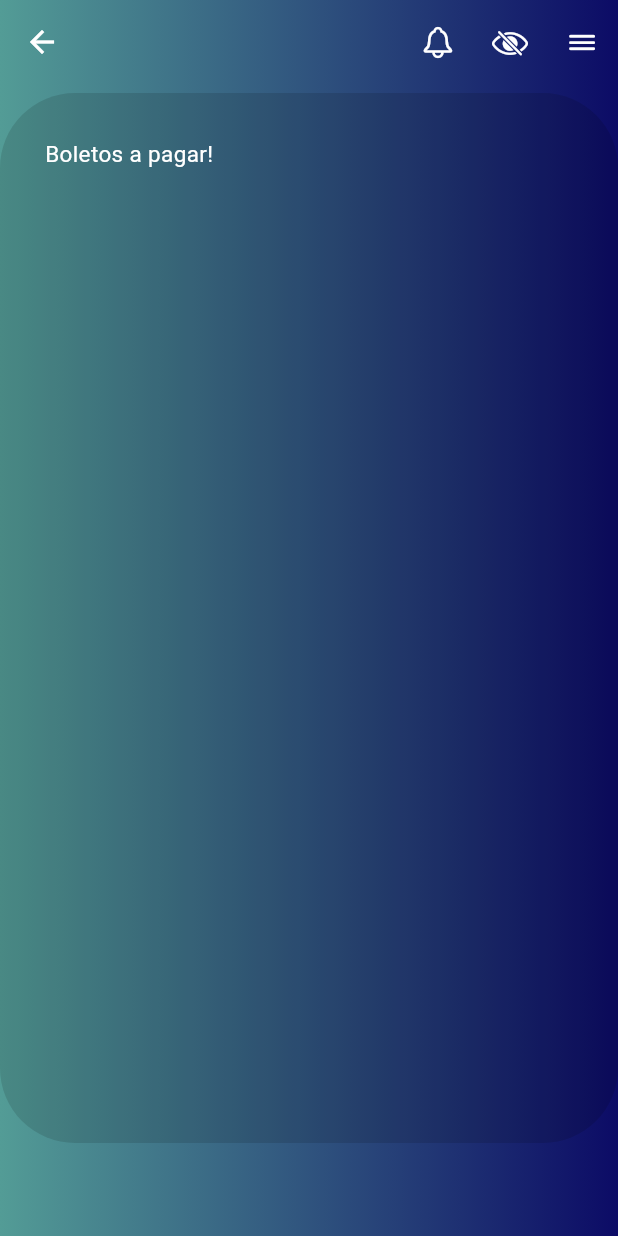
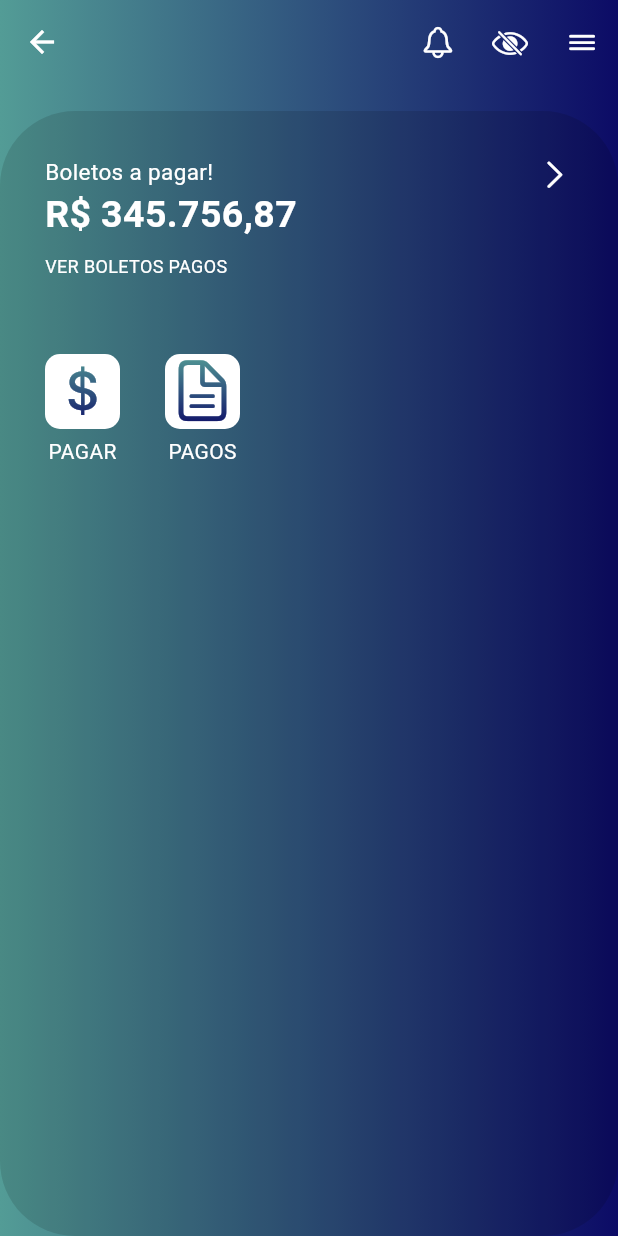
Before and after one commit to devbozi/adm_boletos, a Flutter app: the App screen opened directly, on a phone screen of 412 x 824 dp. Run offline on Flutter 3.47's test engine with Material 3 defaults, Android fonts, the phone set to English and light mode, and no system bars.

Commit message:
beta 0.12

```diff
--- a/lib/app.dart
+++ b/lib/app.dart
@@ -1,5 +1,4 @@
 import 'package:adm_boletos/Components/colors.dart';
-// ignore: unnecessary_import
 import 'package:flutter/cupertino.dart';
 import 'package:flutter/material.dart';
 
@@ -35,9 +34,12 @@ class App extends StatelessWidget {
       ),
       body: Center(
         child: ColorFundoIcon(
-          child: Container(
+          child: Column(
+            mainAxisAlignment: MainAxisAlignment.end,
+            children: [
+              Container(
                 width: double.infinity,
-            height: 700,
+                height: 750,
                 decoration: BoxDecoration(
                   color: Colors.black12,
                   borderRadius: BorderRadius.circular(50),
@@ -45,17 +47,128 @@ class App extends StatelessWidget {
                 child: Padding(
                   padding: const EdgeInsets.all(30),
                   child: Column(
+                    spacing: 50,
+                    children: [
+                      Row(
+                        mainAxisAlignment: MainAxisAlignment.spaceBetween,
+                        crossAxisAlignment: CrossAxisAlignment.start,
+                        children: [
+                          Column(
                             crossAxisAlignment: CrossAxisAlignment.start,
                             children: [
                               Text(
                                 'Boletos a pagar!',
-                    style: TextStyle(color: Colors.white, fontSize: 15),
+                                style: TextStyle(
+                                  color: Colors.white,
+                                  fontSize: 15,
+                                ),
+                              ),
+                              Text(
+                                r'R$ 345.756,87',
+                                style: TextStyle(
+                                  color: Colors.white,
+                                  fontSize: 25,
+                                  fontWeight: FontWeight.bold,
+                                ),
+                              ),
+                              Padding(
+                                padding: const EdgeInsets.only(top: 8.0),
+                                child: Text(
+                                  'VER BOLETOS PAGOS',
+                                  style: TextStyle(
+                                    color: Colors.white,
+                                    fontSize: 12,
+                                  ),
+                                ),
+                              ),
+                            ],
+                          ),
+                          Flexible(
+                            child: Icon(
+                              CupertinoIcons.chevron_right,
+                              color: Colors.white,
+                            ),
+                          ),
+                        ],
+                      ),
+                      Row(
+                        mainAxisAlignment: MainAxisAlignment.start,
+                        spacing: 30,
+                        children: [
+                          Column(
+                            spacing: 5,
+                            children: [
+                              Container(
+                                width: 50,
+                                height: 50,
+                                decoration: BoxDecoration(
+                                  color: Colors.white,
+                                  borderRadius: BorderRadius.circular(10),
+                                ),
+                                child: ShaderMask(
+                                  shaderCallback: (Rect bounds) {
+                                    return LinearGradient(
+                                      colors: [
+                                        Color(0xff95f9c3),
+                                        Color(0xff539c96),
+                                        Color(0xff0c0b66),
+                                      ],
+                                      stops: [0, 0, 1],
+                                      begin: Alignment.topCenter,
+                                      end: Alignment.bottomCenter,
+                                    ).createShader(bounds);
+                                  },
+                                  child: Icon(
+                                    CupertinoIcons.money_dollar,
+                                    size: 45,
+                                    color: Colors.white,
+                                  ),
+                                ),
+                              ),
+                              Text('PAGAR', style: TextStyle(color: Colors.white),)
+                            ],
+                          ),
+                          Column(
+                            spacing: 5,
+                            children: [
+                              Container(
+                                width: 50,
+                                height: 50,
+                                decoration: BoxDecoration(
+                                  color: Colors.white,
+                                  borderRadius: BorderRadius.circular(10),
+                                ),
+                                child: ShaderMask(
+                                  shaderCallback: (Rect bounds) {
+                                    return LinearGradient(
+                                      colors: [
+                                        Color(0xff95f9c3),
+                                        Color(0xff539c96),
+                                        Color(0xff0c0b66),
+                                      ],
+                                      stops: [0, 0, 1],
+                                      begin: Alignment.topCenter,
+                                      end: Alignment.bottomCenter,
+                                    ).createShader(bounds);
+                                  },
+                                  child: Icon(
+                                    CupertinoIcons.doc_text,
+                                    size: 45,
+                                    color: Colors.white,
+                                  ),
+                                ),
+                              ),
+                              Text('PAGOS', style: TextStyle(color: Colors.white),),
+                            ],
+                          ),
+                        ],
                       ),
                     ],
                   ),
                 ),
               ),
-
+            ],
+          ),
         ),
       ),
     );
--- a/pubspec.yaml
+++ b/pubspec.yaml
@@ -57,6 +57,10 @@ flutter:
   # the material Icons class.
   uses-material-design: true
 
+  assets:
+    - assets\image\documents_icon.png
+    - assets\image\pay_icon.png
+
   # To add assets to your application, add an assets section, like this:
   # assets:
   #   - images/a_dot_burr.jpeg
```
Also changed, not shown: assets/image/documents_icon.png (added), assets/image/pay_icon.png (added). Lines whose indentation alone changed are shown as unchanged.
